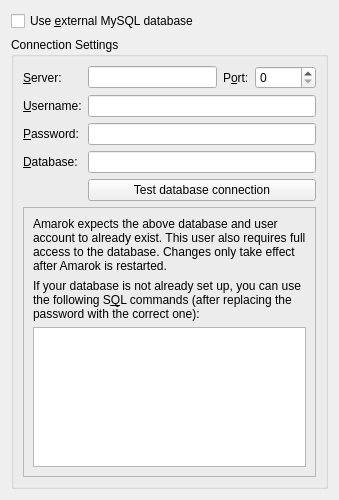
First picture: the form in src/configdialog/dialogs/DatabaseConfig.ui, repository KDE/amarok, before the edit.
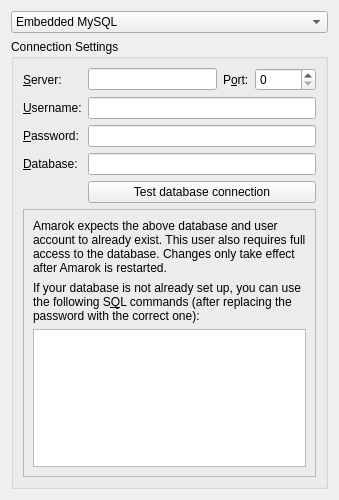
Second picture: the form after the edit.

```diff
--- a/src/configdialog/dialogs/DatabaseConfig.ui
+++ b/src/configdialog/dialogs/DatabaseConfig.ui
@@ -12,16 +12,28 @@
   </property>
   <layout class="QGridLayout" name="gridLayout">
    <item row="0" column="0">
-    <widget class="QCheckBox" name="kcfg_UseServer">
+    <widget class="QComboBox" name="kcfg_DatabaseBackend">
      <property name="toolTip">
       <string>Check to enable the use of an external database. By default there is already an embedded MySQL database running.</string>
      </property>
      <property name="whatsThis">
       <string>Check to enable the use of an external database. By default there is already an embedded MySQL database running.</string>
      </property>
-     <property name="text">
-      <string>Use &amp;external MySQL database</string>
-     </property>
+     <item>
+      <property name="text">
+       <string>Embedded MySQL</string>
+      </property>
+     </item>
+     <item>
+      <property name="text">
+       <string>External MySQL</string>
+      </property>
+     </item>
+     <item>
+      <property name="text">
+       <string>SQLite</string>
+      </property>
+     </item>
     </widget>
    </item>
    <item row="1" column="0">
```
Left out of the diff: 4 changed lines with no effect on the pictures.
